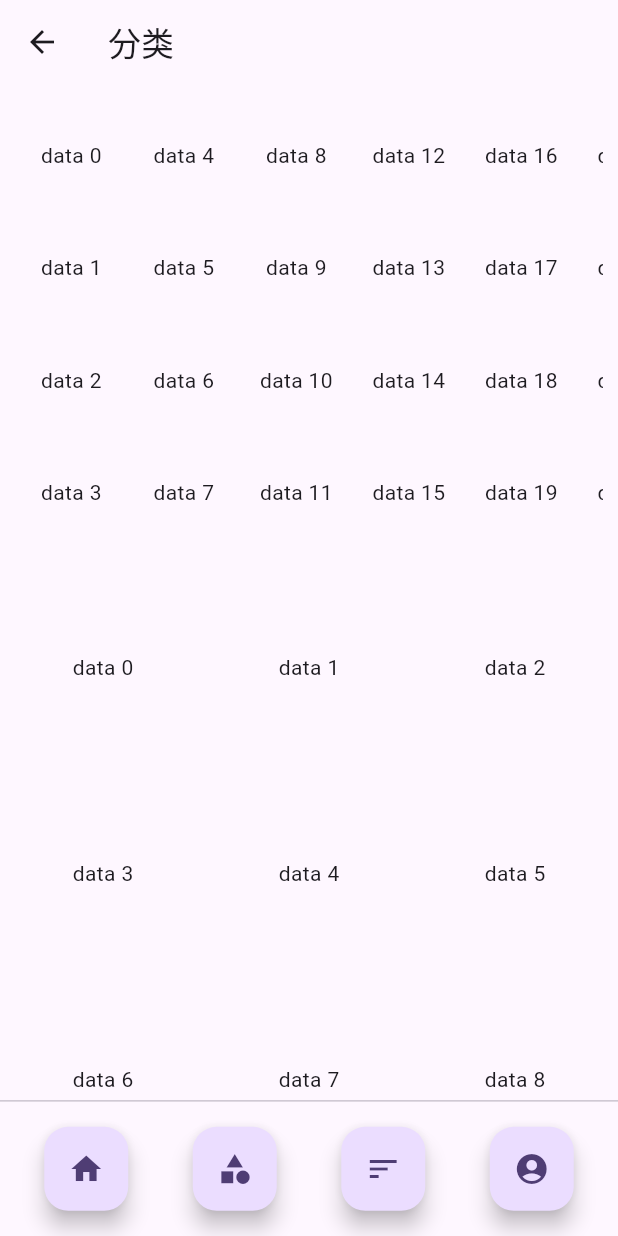
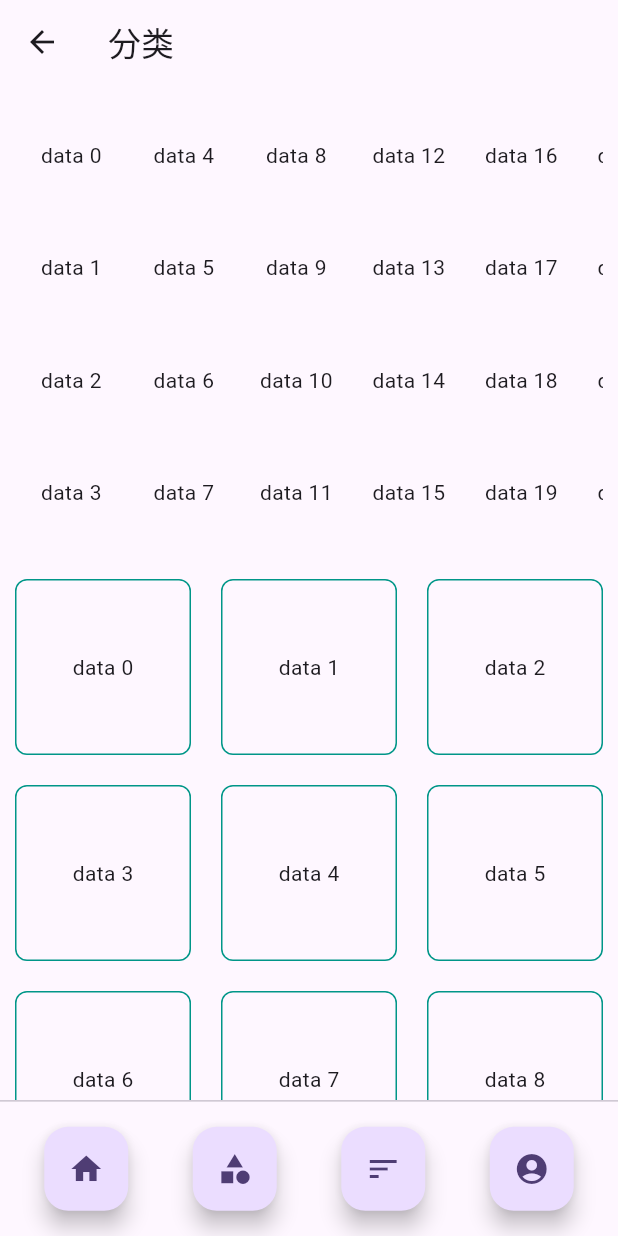
Before and after one commit to nan1010082085/flutter_demo, a Flutter app: the CategoryPage screen opened by its route, on a phone screen of 412 x 824 dp. Run offline on Flutter 3.47's test engine with Material 3 defaults, Android fonts, the phone set to English and light mode, and no system bars.

Commit message:
feat: android build apk

```diff
--- a/lib/category/category.dart
+++ b/lib/category/category.dart
@@ -66,10 +66,16 @@ class _CategoryPageState extends State<CategoryPage> {
                 child: GridView.count(
                   crossAxisCount: 3,
                   children: List.generate(40, (index) {
-                      return SizedBox(
+                    return Padding(
+                      padding: EdgeInsets.all(10),
+                      child: Container(
+                        decoration: BoxDecoration(
+                            border: Border.all(color: Colors.teal),
+                            borderRadius: BorderRadius.all(Radius.circular(8))),
                         height: 100,
                         child: Center(
                           child: Text('data ${index}'),
+                        ),
                       ),
                     );
                   }),
```
Also changed, not shown: 7 other files. Lines whose indentation alone changed are shown as unchanged.
